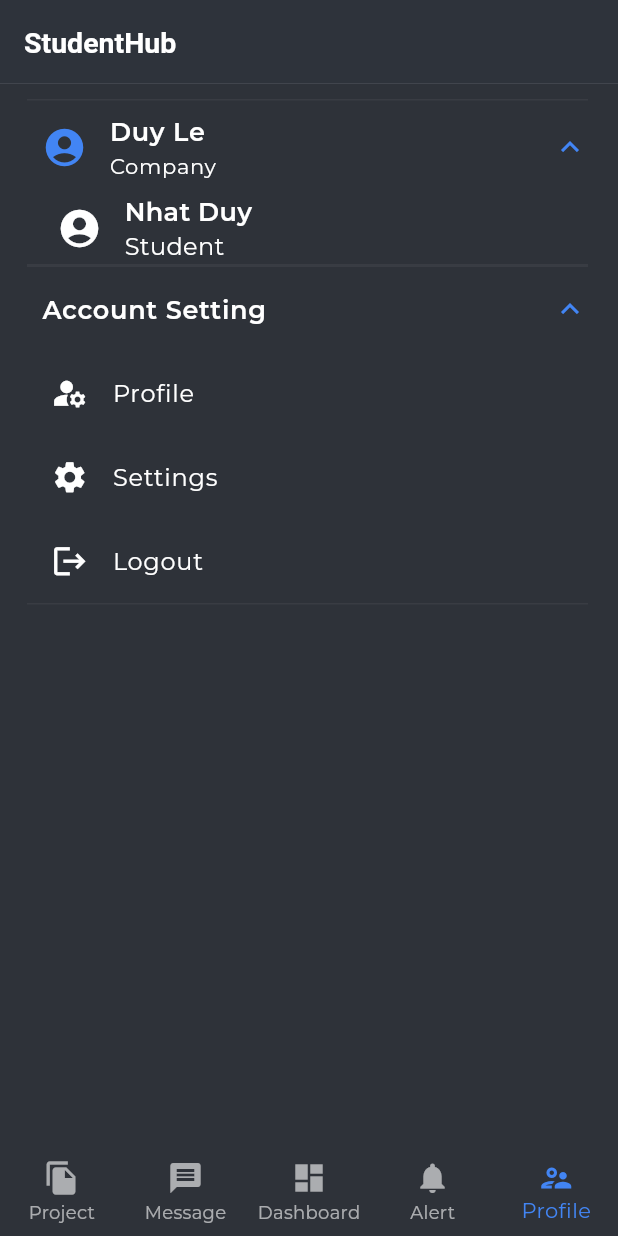
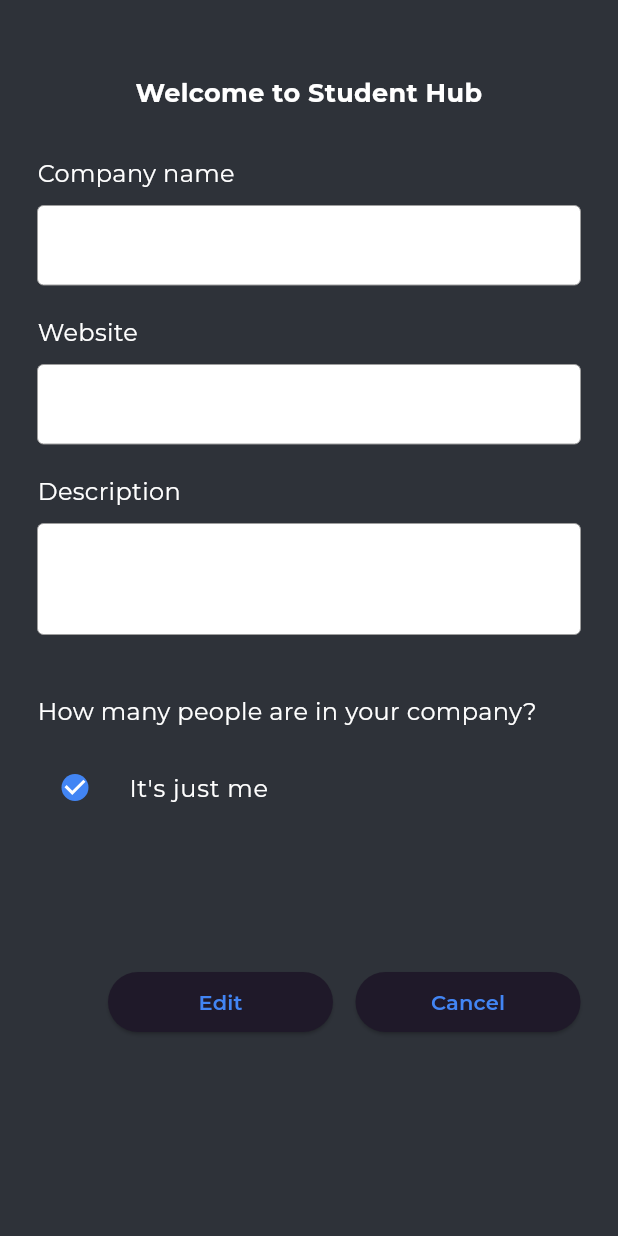
Before and after one commit to rayleigh420/StudentHub, a Flutter app: the screen it shows after launch, on a phone screen of 412 x 824 dp. Run offline on Flutter 3.47's test engine with Material 3 defaults, Android fonts, the phone set to English and light mode, and no system bars; our stand-ins replace another_flushbar, dio, event_bus, flutter_mobx, get_it, google_fonts and 5 more; missing offline and left inert: material_dialog, xxtea; generated files the repository leaves out were written again.

Commit message:
Add 3 Screen profile

```diff
--- a/lib/presentation/my_app.dart
+++ b/lib/presentation/my_app.dart
@@ -16,6 +16,9 @@ import 'package:flutter_localizations/flutter_localizations.dart';
 import 'package:flutter_mobx/flutter_mobx.dart';
 
 import '../di/service_locator.dart';
+import 'package:boilerplate/presentation/profile/profile_company_input.dart';
+import 'package:boilerplate/presentation/welcome/welcome_company.dart';
+import  'package:boilerplate/presentation/profile/profile_company_input_account.dart';
 
 class MyApp extends StatelessWidget {
   // This widget is the root of your application.
@@ -51,7 +54,7 @@ class MyApp extends StatelessWidget {
             // Built-in localization of basic text for Cupertino widgets
             GlobalCupertinoLocalizations.delegate,
           ],
-          home: AppBottomNavigationBar(),
+          home: ProfileCompanyInputAccount(),
         );
       },
     );
--- /dev/null
+++ b/lib/presentation/profile/profile_company_input_account.dart
@@ -0,0 +1,227 @@
+import 'package:flutter/material.dart';
+import 'package:boilerplate/presentation/home/store/theme/theme_store.dart';
+import 'package:boilerplate/di/service_locator.dart';
+class ProfileCompanyInputAccount extends StatefulWidget {
+  const ProfileCompanyInputAccount({super.key});
+
+  @override
+  State<ProfileCompanyInputAccount> createState() => _ProfileCompanyInputAccountState();
+}
+
+
+class _ProfileCompanyInputAccountState extends State<ProfileCompanyInputAccount> {
+  final _companyNameController = TextEditingController();
+  final _companyWebsiteController = TextEditingController();
+  final _companyDescriptionController = TextEditingController();
+  Color textColor = Color(0xFF6C6C6C);
+  Color textFieldColor = Color(0xFF6C6C6C);
+  final ThemeStore _themeStore = getIt<ThemeStore>();
+  bool checboxValue = true;
+
+
+  @override
+  void initState(){
+    super.initState();
+    textColor = _themeStore.darkMode ? Colors.white : Color(0xFF6C6C6C);
+  }
+
+  @override
+  Widget build(BuildContext context) {
+    return Scaffold (
+      body: SingleChildScrollView(
+        padding: const EdgeInsets.fromLTRB(25, 0, 25, 0),
+        child: Column(
+          crossAxisAlignment: CrossAxisAlignment.stretch,
+          children: [
+             Container(
+              margin: const EdgeInsets.only(top: 50),
+              child: const Text(
+                  style: TextStyle(fontSize: 17, fontWeight: FontWeight.bold),
+                  textAlign: TextAlign.center,
+                  "Welcome to Student Hub"),
+            ),
+
+            SizedBox(height: 30,),
+            const Text(
+                style: TextStyle(fontSize: 16, fontWeight: FontWeight.normal),
+                textAlign: TextAlign.left,
+                "Company name"),
+            SizedBox(height: 10,),
+            TextField(
+              controller: _companyNameController,
+              onTapOutside: (event) => FocusScope.of(context).unfocus(),
+              maxLines: 1,
+              style: TextStyle(
+            color: textFieldColor,
+          ),
+                        decoration: const InputDecoration(
+            filled: true,
+            fillColor: Colors.white,
+            contentPadding: EdgeInsets.all(16),
+            enabledBorder: const OutlineInputBorder(
+              borderSide: const BorderSide(color: Colors.grey, width: 0.0),
+            ),
+            focusedBorder: const OutlineInputBorder(
+              borderSide: const BorderSide(color: Colors.grey, width: 0.0),
+            ),
+            errorBorder: const OutlineInputBorder(
+              borderSide: const BorderSide(color: Colors.red, width: 0.0),
+            ),
+            border: OutlineInputBorder(borderSide: BorderSide.none),
+            hintStyle: TextStyle(
+              //fontFamily: "GGX88Reg_Light",
+
+              color: Color(0xFFc6c6c6),
+            ),
+          ),
+              onChanged: (value){},
+            ),
+            SizedBox(height: 20,),
+            const Text(
+                style: TextStyle(fontSize: 16, fontWeight: FontWeight.normal),
+                textAlign: TextAlign.left,
+                "Website"),
+            SizedBox(height: 10,),
+            TextField(
+              controller: _companyWebsiteController,
+              onTapOutside: (event) => FocusScope.of(context).unfocus(),
+              maxLines: 1,
+              style: TextStyle(
+            color: textFieldColor,
+          ),
+                        decoration: const InputDecoration(
+            filled: true,
+            fillColor: Colors.white,
+            contentPadding: EdgeInsets.all(16),
+            enabledBorder: const OutlineInputBorder(
+              borderSide: const BorderSide(color: Colors.grey, width: 0.0),
+            ),
+            focusedBorder: const OutlineInputBorder(
+              borderSide: const BorderSide(color: Colors.grey, width: 0.0),
+            ),
+            errorBorder: const OutlineInputBorder(
+              borderSide: const BorderSide(color: Colors.red, width: 0.0),
+            ),
+            border: OutlineInputBorder(borderSide: BorderSide.none),
+            hintStyle: TextStyle(
+              //fontFamily: "GGX88Reg_Light",
+
+              color: Color(0xFFc6c6c6),
+            ),
+          ),
+              onChanged: (value){},
+            ),
+            SizedBox(height: 20,),
+            const Text(
+                style: TextStyle(fontSize: 16, fontWeight: FontWeight.normal),
+                textAlign: TextAlign.left,
+                "Description"),
+            SizedBox(height: 10,),
+            TextField(
+              controller: _companyDescriptionController,
+              onTapOutside: (event) => FocusScope.of(context).unfocus(),
+              maxLines: 2,
+              style: TextStyle(
+            color: textFieldColor,
+          ),
+                        decoration: const InputDecoration(
+            filled: true,
+            fillColor: Colors.white,
+            contentPadding: EdgeInsets.all(16),
+            enabledBorder: const OutlineInputBorder(
+              borderSide: const BorderSide(color: Colors.grey, width: 0.0),
+            ),
+            focusedBorder: const OutlineInputBorder(
+              borderSide: const BorderSide(color: Colors.grey, width: 0.0),
+            ),
+            errorBorder: const OutlineInputBorder(
+              borderSide: const BorderSide(color: Colors.red, width: 0.0),
+            ),
+            border: OutlineInputBorder(borderSide: BorderSide.none),
+            hintStyle: TextStyle(
+              //fontFamily: "GGX88Reg_Light",
+
+              color: Color(0xFFc6c6c6),
+            ),
+          ),
+              onChanged: (value){},
+            ),
+            SizedBox(height: 20,),
+             Container(
+              margin: const EdgeInsets.only(top: 20),
+              child: const Text(
+                  style: TextStyle(fontSize: 16, fontWeight: FontWeight.normal),
+                  textAlign: TextAlign.left,
+                  "How many people are in your company?"),
+            ),
+
+
+            SizedBox(height: 10,),
+            Container(
+              child: CheckboxListTile(
+                    controlAffinity: ListTileControlAffinity.leading,
+                    contentPadding: EdgeInsets.all(5),
+                    checkboxShape: CircleBorder(),
+                    dense: true,
+                    title: const Text(
+                      "It's just me",
+                      style: const TextStyle(
+                        fontSize: 16.0,
+
+                      ),
+                    ),
+                    value: checboxValue,
+                    onChanged: ( bool? value) {
+                      setState(() {
+                        checboxValue = value!;
+                      });
+                    },
+                  ),
+            ),
+            SizedBox(height: 90,),
+            Row(
+              mainAxisAlignment: MainAxisAlignment.end,
+
+              children: [
+                Container(
+                  margin: const EdgeInsets.only(right: 15),
+                  child: SizedBox(
+                    width: 150,
+                    child: ElevatedButton(
+                      onPressed: (){},
+                      child: const Text("Edit")
+                      )
+                    ),
+                ),
+
+                Container(
+                  child: SizedBox(
+                    width: 150,
+                    child: ElevatedButton(
+                      onPressed: (){},
+                      child: const Text("Cancel")
+                      )
+                    ),
+                ),
+
+
+
+              ],
+            ),
+
+
+
+
+
+
+
+
+
+
+
+          ],
+        )
+      )
+    );
+  }
+}
```
Also changed, not shown: lib/presentation/profile/profile_company_input.dart (added, +246 -0 lines), lib/presentation/welcome/welcome_company.dart (added, +56 -0 lines).
